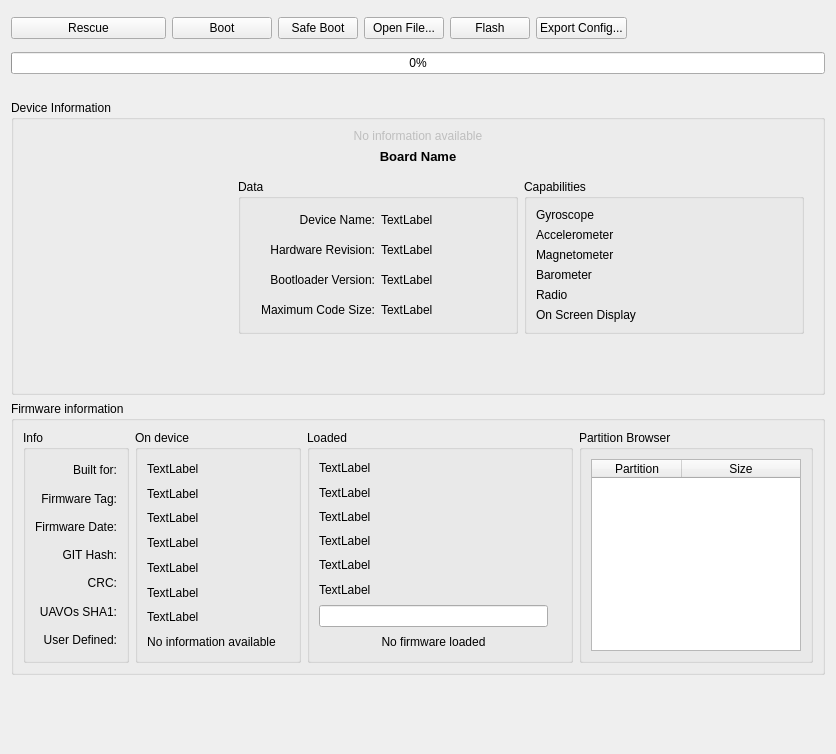
This is ground/gcs/src/plugins/uploader/uploader.ui in d-ronin/dRonin as Qt 5 draws it before an edit. The edited form follows.
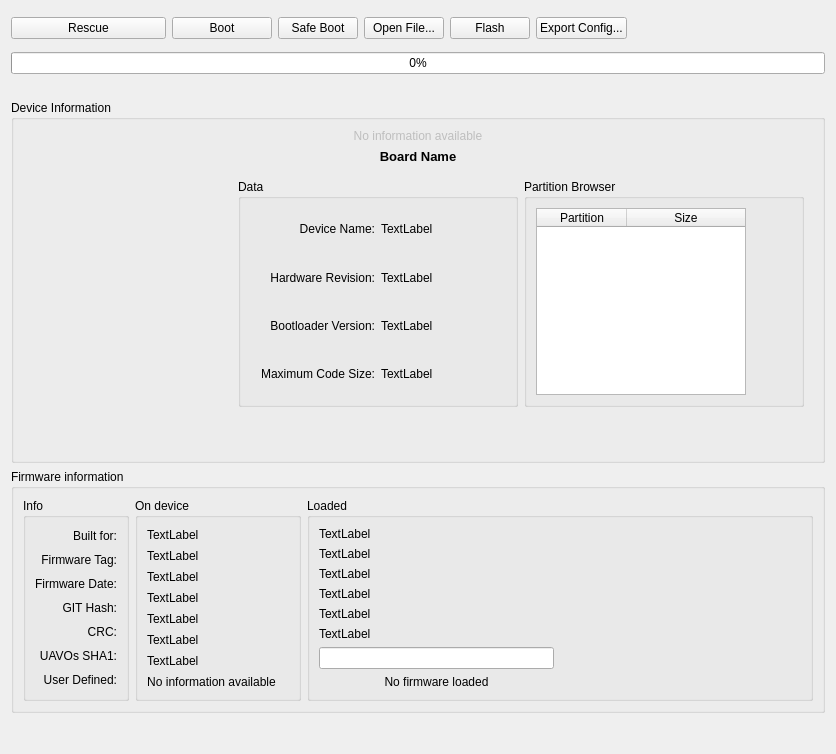
This is the edited form. Icons and pictures are not drawn.

Commit message:
gcs: uploader: remove list of board capabiltiies
Move partition browser into the same space, to improve the view /
prominence of it

Diff of the .ui file:
```diff
--- a/ground/gcs/src/plugins/uploader/uploader.ui
+++ b/ground/gcs/src/plugins/uploader/uploader.ui
@@ -347,51 +347,59 @@
                   </widget>
                  </item>
                  <item>
-                  <widget class="QGroupBox" name="capabilitieGB">
+                  <widget class="QGroupBox" name="partitionBrowserGB">
                    <property name="title">
-                    <string>Capabilities</string>
+                    <string>Partition Browser</string>
                    </property>
                    <layout class="QVBoxLayout" name="verticalLayout_5">
                     <item>
-                     <widget class="QLabel" name="gyroCap_lbl">
-                      <property name="text">
-                       <string>Gyroscope</string>
+                     <widget class="QTableWidget" name="partitionBrowserTW">
+                      <property name="sizePolicy">
+                       <sizepolicy hsizetype="Fixed" vsizetype="Expanding">
+                        <horstretch>0</horstretch>
+                        <verstretch>0</verstretch>
+                       </sizepolicy>
                       </property>
-                     </widget>
-                    </item>
-                    <item>
-                     <widget class="QLabel" name="accCap_lbl">
-                      <property name="text">
-                       <string>Accelerometer</string>
+                      <property name="minimumSize">
+                       <size>
+                        <width>210</width>
+                        <height>0</height>
+                       </size>
                       </property>
-                     </widget>
-                    </item>
-                    <item>
-                     <widget class="QLabel" name="magCap_lbl">
-                      <property name="text">
-                       <string>Magnetometer</string>
+                      <property name="maximumSize">
+                       <size>
+                        <width>210</width>
+                        <height>16777215</height>
+                       </size>
                       </property>
-                     </widget>
-                    </item>
-                    <item>
-                     <widget class="QLabel" name="baroCap_lbl">
-                      <property name="text">
-                       <string>Barometer</string>
+                      <property name="horizontalScrollBarPolicy">
+                       <enum>Qt::ScrollBarAlwaysOff</enum>
                       </property>
-                     </widget>
-                    </item>
-                    <item>
-                     <widget class="QLabel" name="radioCap_lbl">
-                      <property name="text">
-                       <string>Radio</string>
+                      <property name="editTriggers">
+                       <set>QAbstractItemView::NoEditTriggers</set>
                       </property>
-                     </widget>
-                    </item>
-                    <item>
-                     <widget class="QLabel" name="osdCap_lbl">
-                      <property name="text">
-                       <string>On Screen Display</string>
-                      </property>
+                      <attribute name="horizontalHeaderDefaultSectionSize">
+                       <number>90</number>
+                      </attribute>
+                      <attribute name="horizontalHeaderMinimumSectionSize">
+                       <number>90</number>
+                      </attribute>
+                      <attribute name="horizontalHeaderStretchLastSection">
+                       <bool>true</bool>
+                      </attribute>
+                      <attribute name="verticalHeaderVisible">
+                       <bool>false</bool>
+                      </attribute>
+                      <column>
+                       <property name="text">
+                        <string>Partition</string>
+                       </property>
+                      </column>
+                      <column>
+                       <property name="text">
+                        <string>Size</string>
+                       </property>
+                      </column>
                      </widget>
                     </item>
                    </layout>
@@ -655,6 +663,12 @@
                </item>
                <item>
                 <widget class="QLineEdit" name="userDefined_LD_lbl">
+                 <property name="sizePolicy">
+                  <sizepolicy hsizetype="Expanding" vsizetype="Fixed">
+                   <horstretch>0</horstretch>
+                   <verstretch>0</verstretch>
+                  </sizepolicy>
+                 </property>
                  <property name="maxLength">
                   <number>20</number>
                  </property>
@@ -685,70 +699,18 @@
                </property>
               </widget>
              </item>
-            </layout>
-           </widget>
-          </item>
-          <item>
-           <widget class="QGroupBox" name="partitionBrowserGB">
-            <property name="sizePolicy">
-             <sizepolicy hsizetype="Fixed" vsizetype="Preferred">
-              <horstretch>0</horstretch>
-              <verstretch>0</verstretch>
-             </sizepolicy>
-            </property>
-            <property name="title">
-             <string>Partition Browser</string>
-            </property>
-            <layout class="QVBoxLayout" name="verticalLayout_8">
              <item>
-              <widget class="QTableWidget" name="partitionBrowserTW">
-               <property name="sizePolicy">
-                <sizepolicy hsizetype="Fixed" vsizetype="Expanding">
-                 <horstretch>0</horstretch>
-                 <verstretch>0</verstretch>
-                </sizepolicy>
+              <spacer name="horizontalSpacer_2">
+               <property name="orientation">
+                <enum>Qt::Horizontal</enum>
                </property>
-               <property name="minimumSize">
+               <property name="sizeHint" stdset="0">
                 <size>
-                 <width>210</width>
-                 <height>0</height>
+                 <width>40</width>
+                 <height>20</height>
                 </size>
                </property>
-               <property name="maximumSize">
-                <size>
-                 <width>210</width>
-                 <height>16777215</height>
-                </size>
-               </property>
-               <property name="horizontalScrollBarPolicy">
-                <enum>Qt::ScrollBarAlwaysOff</enum>
-               </property>
-               <property name="editTriggers">
-                <set>QAbstractItemView::NoEditTriggers</set>
-               </property>
-               <attribute name="horizontalHeaderDefaultSectionSize">
-                <number>90</number>
-               </attribute>
-               <attribute name="horizontalHeaderMinimumSectionSize">
-                <number>90</number>
-               </attribute>
-               <attribute name="horizontalHeaderStretchLastSection">
-                <bool>true</bool>
-               </attribute>
-               <attribute name="verticalHeaderVisible">
-                <bool>false</bool>
-               </attribute>
-               <column>
-                <property name="text">
-                 <string>Partition</string>
-                </property>
-               </column>
-               <column>
-                <property name="text">
-                 <string>Size</string>
-                </property>
-               </column>
-              </widget>
+              </spacer>
              </item>
             </layout>
            </widget>
```
The commit also changes 1 other file.
